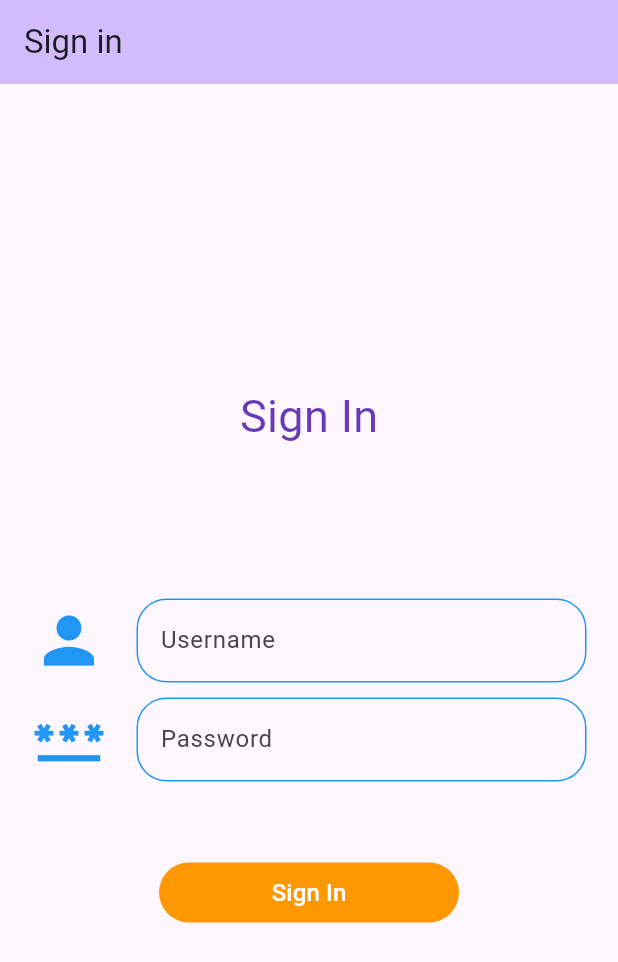
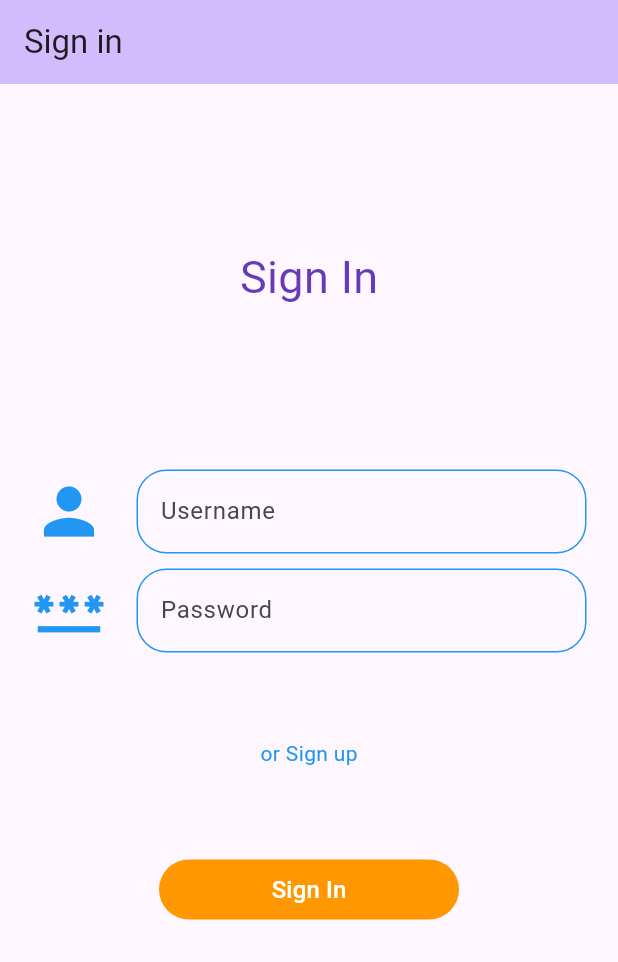
Before and after one commit to hg-ian-choi/chat_demo, a Flutter app: the screen it shows after launch, on a phone screen of 412 x 824 dp. Shown: the top 962 px of the screen. Run offline on Flutter 3.47's test engine with Material 2 defaults, Android fonts, the phone set to English and light mode, and no system bars; our stand-ins replace realm, socket_io_client; generated files the repository leaves out were written again.

Commit message:
app: modify "SignInScreen"

```diff
--- a/app/lib/screens/home_screen.dart
+++ b/app/lib/screens/home_screen.dart
@@ -20,6 +20,7 @@ class _MyHomePageState extends State<MyHomePage> {
 
   @override
   void initState() {
+    print('home page initState');
     super.initState();
     // socket = IO.io(
     //   'http://172.30.1.100:8080/rooms',
--- /dev/null
+++ b/app/lib/screens/room_screen.dart
@@ -0,0 +1 @@
+class RoomScreen {}
--- a/app/lib/screens/sign_in_screen.dart
+++ b/app/lib/screens/sign_in_screen.dart
@@ -1,6 +1,7 @@
 import 'dart:convert';
 
 import 'package:app/constant.dart';
+import 'package:app/screens/sign_up_screen.dart';
 import 'package:app/services/auth_api.dart';
 import 'package:flutter/material.dart';
 import 'package:http/http.dart' as http;
@@ -69,9 +70,10 @@ class _SignInScreenState extends State<SignInScreen> {
       ),
       body: Center(
         child: Column(
+          mainAxisAlignment: MainAxisAlignment.spaceEvenly,
           crossAxisAlignment: CrossAxisAlignment.center,
           children: [
-            const SizedBox(height: 200),
+            const SizedBox(height: 100),
             const Text(
               'Sign In',
               style: TextStyle(fontSize: 30, color: Colors.deepPurple),
@@ -175,6 +177,25 @@ class _SignInScreenState extends State<SignInScreen> {
               ],
             ),
             const SizedBox(height: 50),
+            Center(
+              child: GestureDetector(
+                onTap: () {
+                  Navigator.push(
+                    context,
+                    MaterialPageRoute(
+                      builder: (context) => const SignUpScreen(),
+                    ),
+                  );
+                },
+                child: const Text(
+                  'or Sign up',
+                  style: TextStyle(
+                    color: Colors.blue,
+                  ),
+                ),
+              ),
+            ),
+            const SizedBox(height: 50),
             SizedBox(
               width: 200,
               child: TextButton(
@@ -186,6 +207,7 @@ class _SignInScreenState extends State<SignInScreen> {
                 ),
               ),
             ),
+            const SizedBox(height: 200),
           ],
         ),
       ),
--- a/app/pubspec.yaml
+++ b/app/pubspec.yaml
@@ -38,6 +38,7 @@ dependencies:
   socket_io_client: ^2.0.1
   http: ^0.13.5
   realm: ^1.0.3
+  flutter_secure_storage: ^8.0.0
 
 dev_dependencies:
   flutter_test:
```
Also changed, not shown: app/lib/screens/sign_up_screen.dart (+9 -1 lines), app/pubspec.lock, 1 other file.
